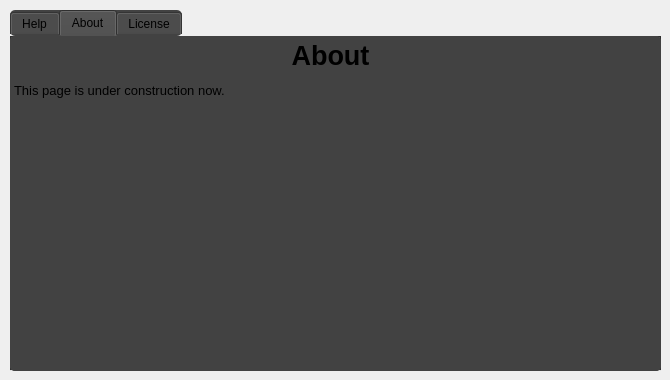
Qt form window/interface/about_interface.ui (apps-open/BiLinguo) before a commit.
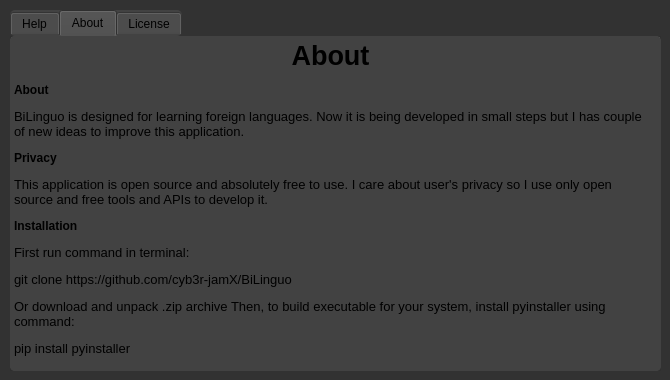
The same form after that commit. The open tabs and pages were chosen to show the change. Icons and pictures are not drawn.

Patch:
```diff
--- a/window/interface/about_interface.ui
+++ b/window/interface/about_interface.ui
@@ -13,6 +13,9 @@
   <property name="windowTitle">
    <string>About</string>
   </property>
+  <property name="styleSheet">
+   <string notr="true">background:  #323232;</string>
+  </property>
   <widget class="QTabWidget" name="tabWidget">
    <property name="geometry">
     <rect>
@@ -83,7 +86,20 @@
 p, li { white-space: pre-wrap; }
 &lt;/style&gt;&lt;/head&gt;&lt;body style=&quot; font-family:'Noto Sans'; font-size:10pt; font-weight:400; font-style:normal;&quot;&gt;
 &lt;p align=&quot;center&quot; style=&quot; margin-top:12px; margin-bottom:12px; margin-left:0px; margin-right:0px; -qt-block-indent:0; text-indent:0px;&quot;&gt;&lt;span style=&quot; font-size:20pt; font-weight:600;&quot;&gt;About&lt;/span&gt;&lt;/p&gt;
-&lt;p style=&quot; margin-top:0px; margin-bottom:0px; margin-left:0px; margin-right:0px; -qt-block-indent:0; text-indent:0px;&quot;&gt;This page is under construction now.&lt;/p&gt;&lt;/body&gt;&lt;/html&gt;</string>
+&lt;p style=&quot; margin-top:0px; margin-bottom:0px; margin-left:0px; margin-right:0px; -qt-block-indent:0; text-indent:0px;&quot;&gt;&lt;a name=&quot;user-content-about&quot;&gt;&lt;/a&gt;&lt;span style=&quot; font-size:medium; font-weight:600;&quot;&gt;A&lt;/span&gt;&lt;span style=&quot; font-size:medium; font-weight:600;&quot;&gt;bout&lt;/span&gt;&lt;/p&gt;
+&lt;p style=&quot; margin-top:12px; margin-bottom:12px; margin-left:0px; margin-right:0px; -qt-block-indent:0; text-indent:0px;&quot;&gt;BiLinguo is designed for learning foreign languages. Now it is being developed in small steps but I has couple of new ideas to improve this application.&lt;/p&gt;
+&lt;h4 style=&quot; margin-top:12px; margin-bottom:12px; margin-left:0px; margin-right:0px; -qt-block-indent:0; text-indent:0px;&quot;&gt;&lt;a name=&quot;user-content-privacy&quot;&gt;&lt;/a&gt;&lt;span style=&quot; font-size:medium; font-weight:600;&quot;&gt;P&lt;/span&gt;&lt;span style=&quot; font-size:medium; font-weight:600;&quot;&gt;rivacy&lt;/span&gt;&lt;/h4&gt;
+&lt;p style=&quot; margin-top:12px; margin-bottom:12px; margin-left:0px; margin-right:0px; -qt-block-indent:0; text-indent:0px;&quot;&gt;This application is open source and absolutely free to use. I care about user's privacy so I use only open source and free tools and APIs to develop it.&lt;/p&gt;
+&lt;h4 style=&quot; margin-top:12px; margin-bottom:12px; margin-left:0px; margin-right:0px; -qt-block-indent:0; text-indent:0px;&quot;&gt;&lt;a name=&quot;user-content-installation&quot;&gt;&lt;/a&gt;&lt;span style=&quot; font-size:medium; font-weight:600;&quot;&gt;I&lt;/span&gt;&lt;span style=&quot; font-size:medium; font-weight:600;&quot;&gt;nstallation&lt;/span&gt;&lt;/h4&gt;
+&lt;p style=&quot; margin-top:12px; margin-bottom:12px; margin-left:0px; margin-right:0px; -qt-block-indent:0; text-indent:0px;&quot;&gt;First run command in terminal:&lt;/p&gt;
+&lt;p style=&quot; margin-top:12px; margin-bottom:12px; margin-left:0px; margin-right:0px; -qt-block-indent:0; text-indent:0px;&quot;&gt;&lt;span style=&quot; font-family:'Hack';&quot;&gt;git clone https://github.com/cyb3r-jamX/BiLinguo&lt;/span&gt;&lt;/p&gt;
+&lt;p style=&quot; margin-top:12px; margin-bottom:12px; margin-left:0px; margin-right:0px; -qt-block-indent:0; text-indent:0px;&quot;&gt;Or download and unpack .zip archive Then, to build executable for your system, install pyinstaller using command:&lt;/p&gt;
+&lt;p style=&quot; margin-top:12px; margin-bottom:12px; margin-left:0px; margin-right:0px; -qt-block-indent:0; text-indent:0px;&quot;&gt;&lt;span style=&quot; font-family:'Hack';&quot;&gt;pip install pyinstaller&lt;/span&gt;&lt;/p&gt;
+&lt;p style=&quot; margin-top:12px; margin-bottom:12px; margin-left:0px; margin-right:0px; -qt-block-indent:0; text-indent:0px;&quot;&gt;Finally, run this command to build executable:&lt;/p&gt;
+&lt;p style=&quot; margin-top:12px; margin-bottom:12px; margin-left:0px; margin-right:0px; -qt-block-indent:0; text-indent:0px;&quot;&gt;&lt;span style=&quot; font-family:'Hack';&quot;&gt;pyinstaller --onefile --noconsole BiLinguo.py&lt;/span&gt;&lt;/p&gt;
+&lt;p style=&quot; margin-top:12px; margin-bottom:12px; margin-left:0px; margin-right:0px; -qt-block-indent:0; text-indent:0px;&quot;&gt;You'll find your application in the &amp;quot;dist&amp;quot; folder.&lt;/p&gt;
+&lt;h4 style=&quot; margin-top:12px; margin-bottom:12px; margin-left:0px; margin-right:0px; -qt-block-indent:0; text-indent:0px;&quot;&gt;&lt;a name=&quot;user-content-perspectives&quot;&gt;&lt;/a&gt;&lt;span style=&quot; font-size:medium; font-weight:600;&quot;&gt;P&lt;/span&gt;&lt;span style=&quot; font-size:medium; font-weight:600;&quot;&gt;erspectives&lt;/span&gt;&lt;/h4&gt;
+&lt;p style=&quot; margin-top:12px; margin-bottom:12px; margin-left:0px; margin-right:0px; -qt-block-indent:0; text-indent:0px;&quot;&gt;I have already added &amp;quot;Translate&amp;quot; feature, implemented new design. In the near future I am going to add such features as desktop notifications and a database import/export function. Hope you will like this applicaition. And may it help you learn new languages. Good Luck ;)&lt;/p&gt;&lt;/body&gt;&lt;/html&gt;</string>
      </property>
     </widget>
    </widget>
```
Left out of the diff: 2 changed lines with no effect on the pictures.
